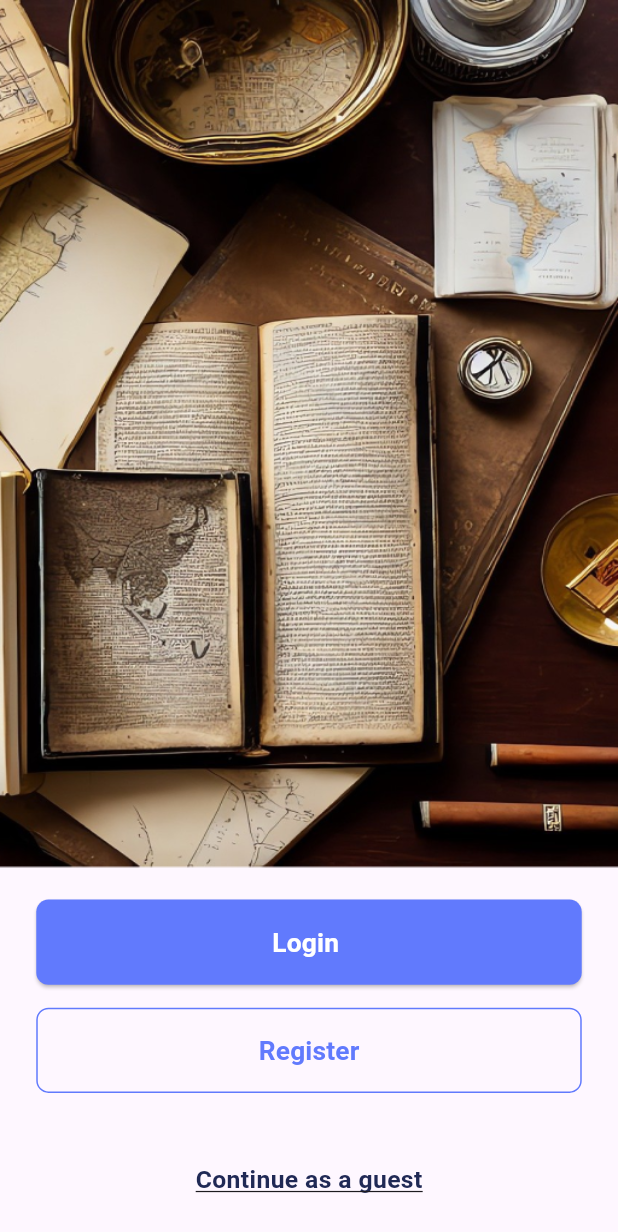
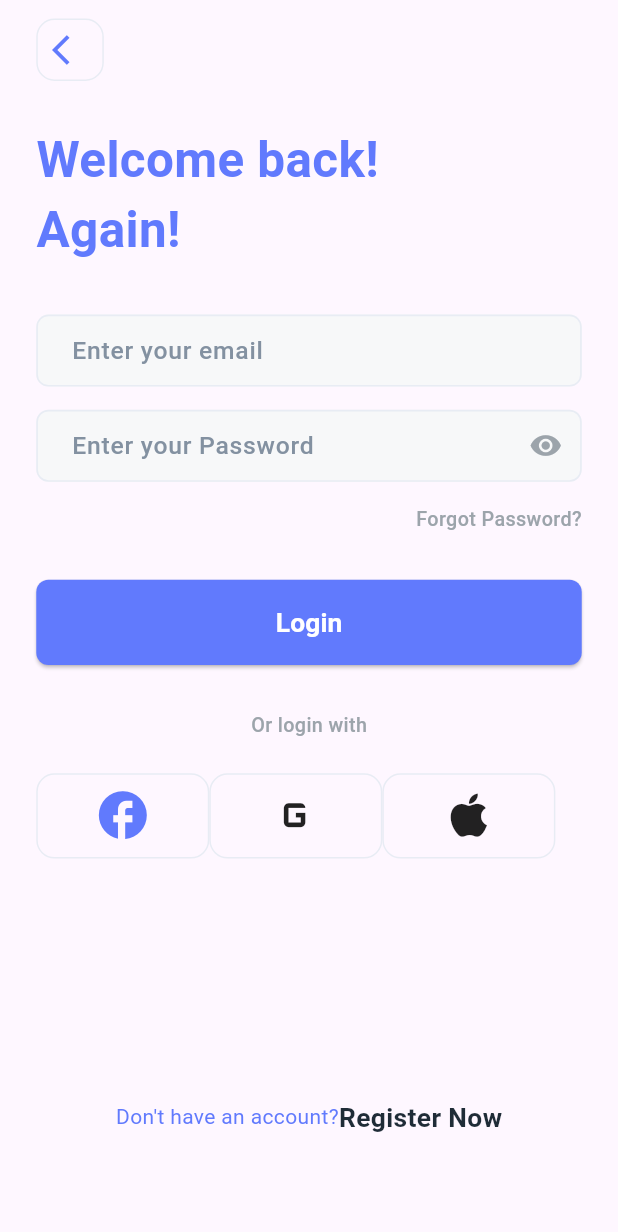
Before and after one commit to RaghadAz/finance-app, a Flutter app: the screen it shows after launch, after a tap on "Login", on a phone screen of 412 x 824 dp. Shown: the top 1232 px of the screen. Run offline on Flutter 3.47's test engine with Material 3 defaults, Android fonts, the phone set to English and light mode, and no system bars; our stand-ins replace flutter_screenutil, go_router.

Commit message:
add welcome Screen

```diff
--- /dev/null
+++ b/lib/core/routing/app_routes.dart
@@ -0,0 +1,6 @@
+class AppRoutes {
+  static const String onBoardingScreen = "/onBoardingScreen";
+  static const String loginScreen = "/loginScreen";
+  static const String registerScreen = "/registerScreen";
+  static const String forgotPassword = "/forgotPassword";
+}
--- /dev/null
+++ b/lib/core/routing/router_generation_config.dart
@@ -0,0 +1,27 @@
+import 'package:finance_app/core/routing/app_routes.dart';
+import 'package:finance_app/features/auth/login_screen.dart';
+import 'package:finance_app/features/on_boarding_screen/on_boarding_screen.dart';
+import 'package:flutter/material.dart';
+import 'package:go_router/go_router.dart';
+
+class RouterGeneration {
+  static GoRouter mainRouterInOurApp = GoRouter(
+    errorBuilder: (context, state) =>
+        Scaffold(body: Center(child: Text("This is the error page"))),
+    initialLocation: AppRoutes.onBoardingScreen,
+    initialExtra: AppRoutes.onBoardingScreen,
+
+    routes: [
+      GoRoute(
+        path: AppRoutes.onBoardingScreen,
+        name: AppRoutes.onBoardingScreen,
+        builder: (context, state) => OnBoardingScreen(),
+      ),
+      GoRoute(
+        path: AppRoutes.loginScreen,
+        name: AppRoutes.loginScreen,
+        builder: (context, state) => LoginScreen(),
+      ),
+    ],
+  );
+}
--- /dev/null
+++ b/lib/features/auth/login_screen.dart
@@ -0,0 +1,139 @@
+import 'package:finance_app/core/styling/app_colors.dart';
+import 'package:finance_app/core/widgets/custom_text_field.dart';
+import 'package:finance_app/core/widgets/primary_button_widget.dart';
+import 'package:finance_app/core/widgets/spacing_widget.dart';
+import 'package:flutter/material.dart';
+import 'package:flutter_screenutil/flutter_screenutil.dart';
+import 'package:go_router/go_router.dart';
+import '../../core/styling/app_styles.dart';
+
+class LoginScreen extends StatefulWidget {
+  const LoginScreen({super.key});
+
+  @override
+  State<LoginScreen> createState() => _LoginScreenState();
+}
+
+class _LoginScreenState extends State<LoginScreen> {
+  @override
+  Widget build(BuildContext context) {
+    return SafeArea(
+      child: Scaffold(
+        body: Padding(
+          padding: EdgeInsets.symmetric(horizontal: 22.w),
+          child: SingleChildScrollView(
+            child: Column(
+              crossAxisAlignment: CrossAxisAlignment.start,
+              children: [
+                HeightSpace(height: 12.h),
+                Container(
+                  height: 41.h,
+                  width: 41.w,
+                  decoration: BoxDecoration(
+                    borderRadius: BorderRadius.circular(12.r),
+                    border: Border.all(color: Color(0xffE8ECF4), width: 1),
+                  ),
+                  child: Center(
+                    child: IconButton(
+                      icon: Icon(
+                        Icons.arrow_back_ios,
+                        color: AppColors.primaryColor,
+                      ),
+                      onPressed: () {
+                        GoRouter.of(context).pop();
+                      },
+                    ),
+                  ),
+                ),
+                HeightSpace(height: 28.h),
+                SizedBox(
+                  width: 280.w,
+                  child: Text(
+                    "Welcome back! Again!",
+                    style: AppStyles.primaryHeadLineStyle,
+                  ),
+                ),
+                HeightSpace(height: 32.h),
+                CustomTextField(hintText: "Enter your email", width: 331.sp),
+                HeightSpace(height: 15.h),
+                CustomTextField(
+                  hintText: "Enter your Password",
+                  width: 331.sp,
+                  isPassword: true,
+                  suffixIcon: Icon(
+                    Icons.remove_red_eye,
+                    color: AppColors.greyColor,
+                    size: 20.sp,
+                  ),
+                ),
+                HeightSpace(height: 15.h),
+                Align(
+                  alignment: Alignment.centerRight,
+                  child: Text("Forgot Password?", style: AppStyles.grey12),
+                ),
+                HeightSpace(height: 30.h),
+                PrimaryButtonWidget(onpressed: () {}, buttonText: "Login"),
+                HeightSpace(height: 30.h),
+                Align(
+                  alignment: Alignment.center,
+                  child: Text("Or login with", style: AppStyles.grey12),
+                ),
+                HeightSpace(height: 22),
+                Row(
+                  children: [
+                    Container(
+                      decoration: BoxDecoration(
+                        borderRadius: BorderRadius.circular(12.r),
+                        border: Border.all(color: Color(0xffE8ECF4), width: 1),
+                      ),
+                      height: 56.h,
+                      width: 105.w,
+                      child: InkWell(
+                        child: Icon(
+                          Icons.facebook_outlined,
+                          color: AppColors.primaryColor,
+                          size: 35.sp,
+                        ),
+                      ),
+                    ),
+                    Container(
+                      decoration: BoxDecoration(
+                        borderRadius: BorderRadius.circular(12.r),
+                        border: Border.all(color: Color(0xffE8ECF4), width: 1),
+                      ),
+                      height: 56.h,
+                      width: 105.w,
+                      child: InkWell(
+                        child: Icon(Icons.g_mobiledata, size: 35.sp),
+                      ),
+                    ),
+                    Container(
+                      decoration: BoxDecoration(
+                        borderRadius: BorderRadius.circular(12.r),
+                        border: Border.all(color: Color(0xffE8ECF4), width: 1),
+                      ),
+                      height: 56.h,
+                      width: 105.w,
+                      child: InkWell(child: Icon(Icons.apple, size: 35.sp)),
+                    ),
+                  ],
+                ),
+                HeightSpace(height: 155.h),
+                Row(
+                  mainAxisAlignment: MainAxisAlignment.center,
+                  children: [
+                    Text(
+                      "Don't have an account?",
+                      style: TextStyle(color: AppColors.primaryColor),
+                    ),
+                    Text("Register Now", style: AppStyles.balck16),
+                  ],
+                ),
+              ],
+            ),
+          ),
+        ),
+      ),
+    );
+  }
+}
--- a/lib/features/on_boarding_screen/on_boarding_screen.dart
+++ b/lib/features/on_boarding_screen/on_boarding_screen.dart
@@ -1,10 +1,14 @@
+import 'package:finance_app/core/routing/app_routes.dart';
+import 'package:finance_app/core/routing/router_generation_config.dart';
 import 'package:finance_app/core/styling/app_assets.dart';
 import 'package:finance_app/core/styling/app_styles.dart';
 import 'package:finance_app/core/widgets/primary_button_widget.dart';
 import 'package:finance_app/core/widgets/primary_outlined_button_widget.dart';
 import 'package:finance_app/core/widgets/spacing_widget.dart';
+import 'package:finance_app/features/auth/login_screen.dart';
 import 'package:flutter/material.dart';
 import 'package:flutter_screenutil/flutter_screenutil.dart';
+import 'package:go_router/go_router.dart';
 
 class OnBoardingScreen extends StatelessWidget {
   const OnBoardingScreen({super.key});
@@ -22,7 +26,12 @@ class OnBoardingScreen extends StatelessWidget {
               fit: BoxFit.fill,
             ),
             HeightSpace(height: 21),
-            PrimaryButtonWidget(buttonText: "Login ", onpressed: () {}),
+            PrimaryButtonWidget(
+              buttonText: "Login ",
+              onpressed: () {
+                GoRouter.of(context).pushNamed(AppRoutes.loginScreen);
+              },
+            ),
 
             HeightSpace(height: 15),
 
--- a/lib/main.dart
+++ b/lib/main.dart
@@ -1,3 +1,4 @@
+import 'package:finance_app/core/routing/router_generation_config.dart';
 import 'package:finance_app/features/on_boarding_screen/on_boarding_screen.dart';
 import 'package:flutter/material.dart';
 import 'package:flutter_screenutil/flutter_screenutil.dart';
@@ -11,7 +12,11 @@ class MainApp extends StatelessWidget {
   Widget build(BuildContext context) {
     return ScreenUtilInit(
       designSize: const Size(375, 812),
-      child: MaterialApp(home: OnBoardingScreen()),
+      builder: (context, child) {
+        return MaterialApp.router(
+          routerConfig: RouterGeneration.mainRouterInOurApp,
+        );
+      },
     );
   }
 }
--- a/pubspec.yaml
+++ b/pubspec.yaml
@@ -7,9 +7,12 @@ environment:
   sdk: ^3.8.1
 
 dependencies:
+  go_router: ^16.2.1
+
   flutter:
     sdk: flutter
   flutter_screenutil: ^5.9.3
+
 
 dev_dependencies:
   flutter_test:
```
Also changed, not shown: pubspec.lock.
